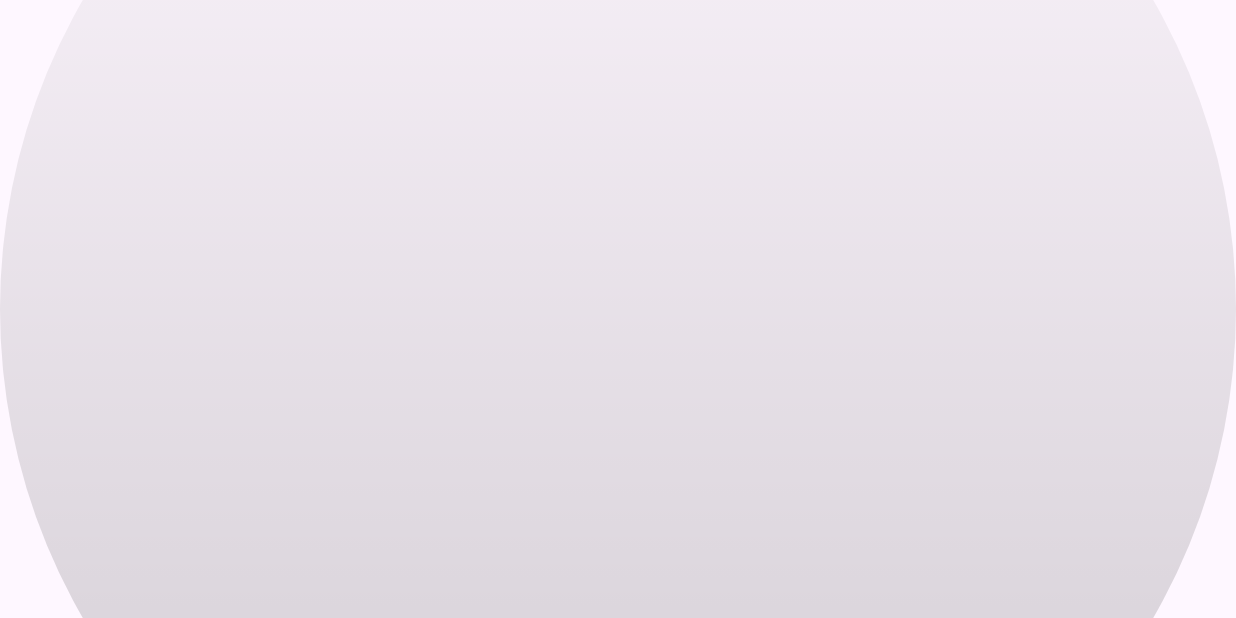
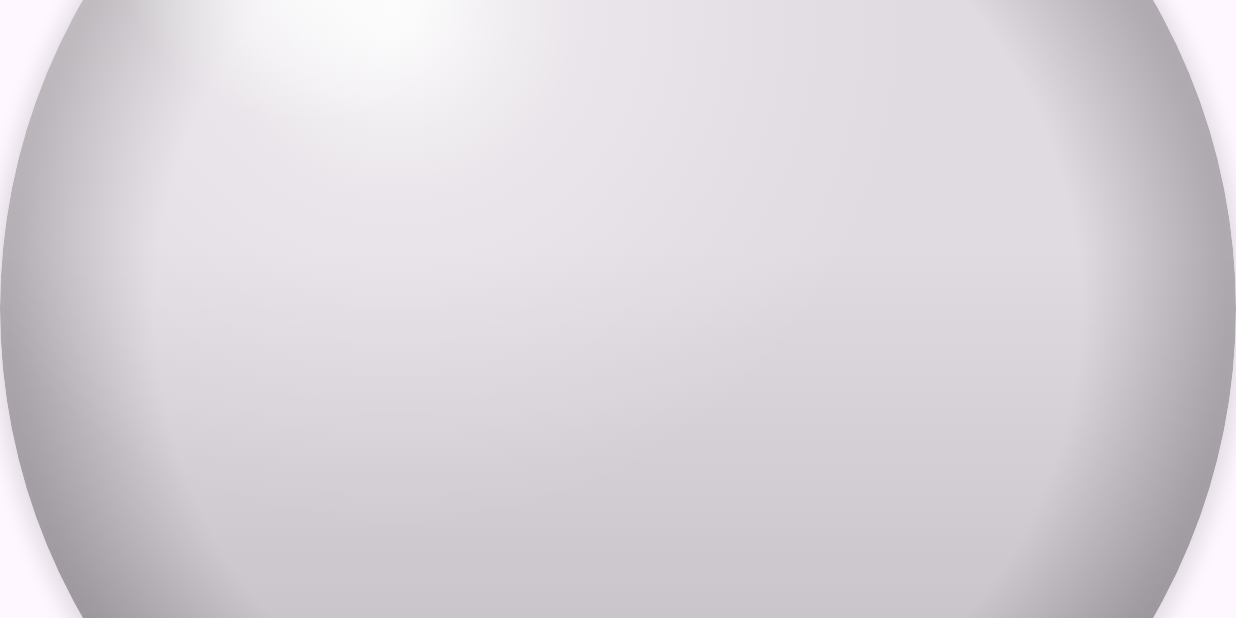
Before and after one commit to krnelpan1c/Nouveau-Vita, an Android app built with Jetpack Compose: the composable BubbleShell shown on its own in the app's theme, on a phone screen of 824 x 412 dp (held sideways). Run offline under Robolectric (Android 15) with nearby library versions, the light colour scheme and no system bars.

Commit message:
update icon shine

```diff
--- a/app/build.gradle.kts
+++ b/app/build.gradle.kts
@@ -21,8 +21,8 @@ android {
         applicationId = "com.vitalauncher.app"
         minSdk = 26
         targetSdk = 34
-        versionCode = 2
-        versionName = "0.2.0"
+        versionCode = 3
+        versionName = "0.2.1"
     }
 
     signingConfigs {
--- a/app/src/main/java/com/vitalauncher/app/ui/components/VitaBubble.kt
+++ b/app/src/main/java/com/vitalauncher/app/ui/components/VitaBubble.kt
@@ -24,10 +24,12 @@ import androidx.compose.runtime.remember
 import androidx.compose.ui.Alignment
 import androidx.compose.ui.Modifier
 import androidx.compose.ui.draw.clip
-import androidx.compose.ui.draw.rotate
+import androidx.compose.ui.draw.drawWithCache
+import androidx.compose.ui.draw.shadow
 import androidx.compose.ui.geometry.Offset
 import androidx.compose.ui.graphics.Brush
 import androidx.compose.ui.graphics.Color
+import androidx.compose.ui.graphics.graphicsLayer
 import androidx.compose.ui.layout.ContentScale
 import androidx.compose.ui.text.font.FontWeight
 import androidx.compose.ui.text.style.TextAlign
@@ -42,12 +44,16 @@ import kotlin.random.Random
 import androidx.compose.foundation.Image
 
 private const val MAX_BOB_OFFSET_DP = 14f
-private const val MAX_TILT_ANGLE = 6f
+private const val MAX_TILT_ANGLE = 38f
+private const val TILT_CAMERA_DISTANCE = 10f
 
 /**
  * The circular "glossy sphere" shell shared by app icons and folder bubbles. Bubbles bob
- * vertically and tilt slightly in the direction of an in-progress vertical page swipe, each with
- * a bit of per-bubble lag so the whole row doesn't move in perfect lockstep.
+ * vertically and lean in real 3D (rotationX, not a flat in-plane spin) in reaction to an
+ * in-progress vertical page swipe — like they're physically lagging behind the page's motion —
+ * each with a bit of per-bubble lag so the whole row doesn't move in perfect lockstep. Swiping/
+ * moving to the next page (content sliding up) noses the bubbles down; swiping/moving to the
+ * previous page (content sliding down) tips them up.
  *
  * @param swipeProgress the pager's current drag offset (roughly -0.5..0.5); 0 when settled.
  */
@@ -57,6 +63,7 @@ fun BubbleShell(
     isGrabbed: Boolean = false,
     swipeProgress: Float = 0f,
     wiggleSeed: Int = 0,
+    showRimShade: Boolean = true,
     onClick: (() -> Unit)? = null,
     onLongClick: (() -> Unit)? = null,
     content: @Composable BoxScope.() -> Unit,
@@ -70,7 +77,10 @@ fun BubbleShell(
         animationSpec = spring(dampingRatio = Spring.DampingRatioMediumBouncy, stiffness = springStiffness),
         label = "bubbleBob",
     )
-    val animatedAngle by animateFloatAsState(
+    // Positive swipeProgress = advancing to the next page (content sliding up), so a positive
+    // rotationX here noses the bubble down/back, away from the viewer, to sell the lag; negative
+    // swipeProgress = going back to the previous page (content sliding down) tips it up/forward.
+    val animatedTiltX by animateFloatAsState(
         targetValue = swipeProgress * magnitudeFactor * MAX_TILT_ANGLE,
         animationSpec = spring(dampingRatio = Spring.DampingRatioMediumBouncy, stiffness = springStiffness),
         label = "bubbleTilt",
@@ -81,7 +91,10 @@ fun BubbleShell(
     Box(
         modifier = modifier
             .offset(y = animatedOffset.dp)
-            .rotate(animatedAngle)
+            .graphicsLayer {
+                rotationX = animatedTiltX
+                cameraDistance = TILT_CAMERA_DISTANCE * density
+            }
             .then(
                 if (onClick != null || onLongClick != null) {
                     Modifier.combinedClickable(
@@ -98,6 +111,14 @@ fun BubbleShell(
             modifier = Modifier
                 .fillMaxSize()
                 .aspectRatio(1f)
+                // Drop shadow rendered before the clip so it falls outside the circle's bounds
+                // instead of being cut off by it — lifts the whole bubble off the background.
+                .shadow(
+                    elevation = 7.dp,
+                    shape = CircleShape,
+                    ambientColor = VitaColors.BubbleShadow.copy(alpha = 0.55f),
+                    spotColor = VitaColors.BubbleShadow.copy(alpha = 0.55f),
+                )
                 .clip(CircleShape)
                 .then(
                     if (isGrabbed) {
@@ -106,26 +127,56 @@ fun BubbleShell(
                 ),
         ) {
             content()
-            // Glossy highlight overlay: bright arc top-left fading out, classic sphere sheen.
+            // Glass-sphere shading, sized off the actual draw bounds (rather than a fixed pixel
+            // radius) so it reads correctly at every bubble size the app uses. Layered darkest to
+            // brightest so each later gradient lightens over the one below it: a rim/base shadow
+            // for roundness, then a broad soft sheen, then a small crisp glint for the "glossy"
+            // pinpoint reflection real glass/plastic spheres show.
             Box(
                 modifier = Modifier
                     .fillMaxSize()
-                    .background(
-                        Brush.radialGradient(
-                            colors = listOf(Color.White.copy(alpha = 0.55f), Color.Transparent),
-                            center = Offset(0.32f, 0.28f).let { Offset(it.x * 200f, it.y * 200f) },
-                            radius = 140f,
+                    .drawWithCache {
+                        val w = size.width
+                        val h = size.height
+                        val minDim = size.minDimension
+
+                        // Held off (transparent) until 72% of the radius so it only darkens the
+                        // rim itself, not the icon underneath it. Skipped for folder bubbles,
+                        // whose 2x2 icon preview already reaches close to the rim on its own.
+                        val rimShade = Brush.radialGradient(
+                            0f to Color.Transparent,
+                            0.72f to Color.Transparent,
+                            1f to VitaColors.BubbleShadow.copy(alpha = 0.28f),
+                            center = Offset(w * 0.5f, h * 0.5f),
+                            radius = minDim * 0.52f,
                         )
-                    )
-            )
-            Box(
-                modifier = Modifier
-                    .fillMaxSize()
-                    .background(
-                        Brush.verticalGradient(
-                            colors = listOf(Color.Transparent, Color.Black.copy(alpha = 0.18f)),
+                        val baseShade = Brush.verticalGradient(
+                            colors = listOf(Color.Transparent, VitaColors.BubbleShadow.copy(alpha = 0.18f)),
+                            startY = h * 0.45f,
+                            endY = h,
                         )
-                    )
+                        // Tighter radius + a hot center held further before falling off, for a
+                        // more concentrated, glossier-looking sheen.
+                        val sheen = Brush.radialGradient(
+                            0f to VitaColors.BubbleHighlight.copy(alpha = 0.9f),
+                            0.35f to VitaColors.BubbleHighlight.copy(alpha = 0.32f),
+                            1f to Color.Transparent,
+                            center = Offset(w * 0.32f, h * 0.26f),
+                            radius = minDim * 0.42f,
+                        )
+                        val glint = Brush.radialGradient(
+                            colors = listOf(VitaColors.BubbleHighlight.copy(alpha = 0.95f), Color.Transparent),
+                            center = Offset(w * 0.25f, h * 0.19f),
+                            radius = minDim * 0.16f,
+                        )
+
+                        onDrawBehind {
+                            if (showRimShade) drawRect(rimShade)
+                            drawRect(baseShade)
+                            drawRect(sheen)
+                            drawRect(glint)
+                        }
+                    },
             )
         }
     }
@@ -200,6 +251,7 @@ fun FolderBubble(
             isGrabbed = isGrabbed,
             swipeProgress = swipeProgress,
             wiggleSeed = wiggleSeed,
+            showRimShade = false,
             onClick = onClick,
             onLongClick = onLongClick,
         ) {
```
Also changed, not shown: 1 other file.
